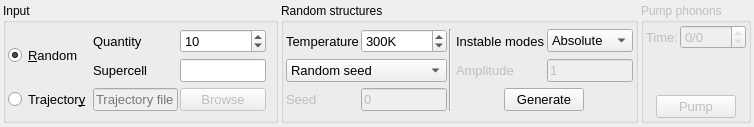
First picture: the form in tabs/multibinittab.ui, repository piti-diablotin/qAgate, before the edit.
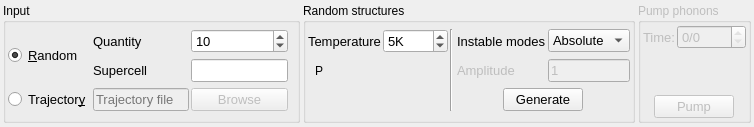
Second picture: the form after the edit. Icons and pictures are not drawn.

Commit message: Add setting dialog for multibinit and update french

Patch:
```diff
--- a/tabs/multibinittab.ui
+++ b/tabs/multibinittab.ui
@@ -226,7 +226,7 @@
          <number>50</number>
         </property>
         <property name="value">
-         <number>300</number>
+         <number>5</number>
         </property>
        </widget>
       </item>
@@ -360,72 +360,18 @@
         </property>
        </widget>
       </item>
-      <item row="2" column="0">
-       <widget class="QLabel" name="seedLabel">
-        <property name="enabled">
-         <bool>false</bool>
-        </property>
-        <property name="font">
-         <font>
-          <pointsize>10</pointsize>
-         </font>
-        </property>
+      <item row="1" column="0">
+       <widget class="QToolButton" name="generatorSettings">
         <property name="text">
-         <string>Seed</string>
+         <string notr="true">P</string>
         </property>
-       </widget>
-      </item>
-      <item row="2" column="1">
-       <widget class="QLineEdit" name="seed">
-        <property name="enabled">
-         <bool>false</bool>
+        <property name="icon">
+         <iconset resource="../qagate/qagate.qrc">
+          <normaloff>:/settings/icons/settings.svg</normaloff>:/settings/icons/settings.svg</iconset>
         </property>
-        <property name="font">
-         <font>
-          <pointsize>10</pointsize>
-         </font>
+        <property name="autoRaise">
+         <bool>true</bool>
         </property>
-        <property name="text">
-         <string>0</string>
-        </property>
-       </widget>
-      </item>
-      <item row="1" column="0" colspan="2">
-       <widget class="QComboBox" name="seedType">
-        <property name="sizePolicy">
-         <sizepolicy hsizetype="Preferred" vsizetype="Fixed">
-          <horstretch>0</horstretch>
-          <verstretch>0</verstretch>
-         </sizepolicy>
-        </property>
-        <property name="font">
-         <font>
-          <pointsize>10</pointsize>
-         </font>
-        </property>
-        <property name="sizeAdjustPolicy">
-         <enum>QComboBox::AdjustToMinimumContentsLength</enum>
-        </property>
-        <item>
-         <property name="text">
-          <string>Random seed</string>
-         </property>
-        </item>
-        <item>
-         <property name="text">
-          <string>User defined seed</string>
-         </property>
-        </item>
-        <item>
-         <property name="text">
-          <string>Time based seed</string>
-         </property>
-        </item>
-        <item>
-         <property name="text">
-          <string>None</string>
-         </property>
-        </item>
        </widget>
       </item>
      </layout>
```
Left out of the diff: 6 changed lines with no effect on the pictures. The commit also changes 21 other files.
